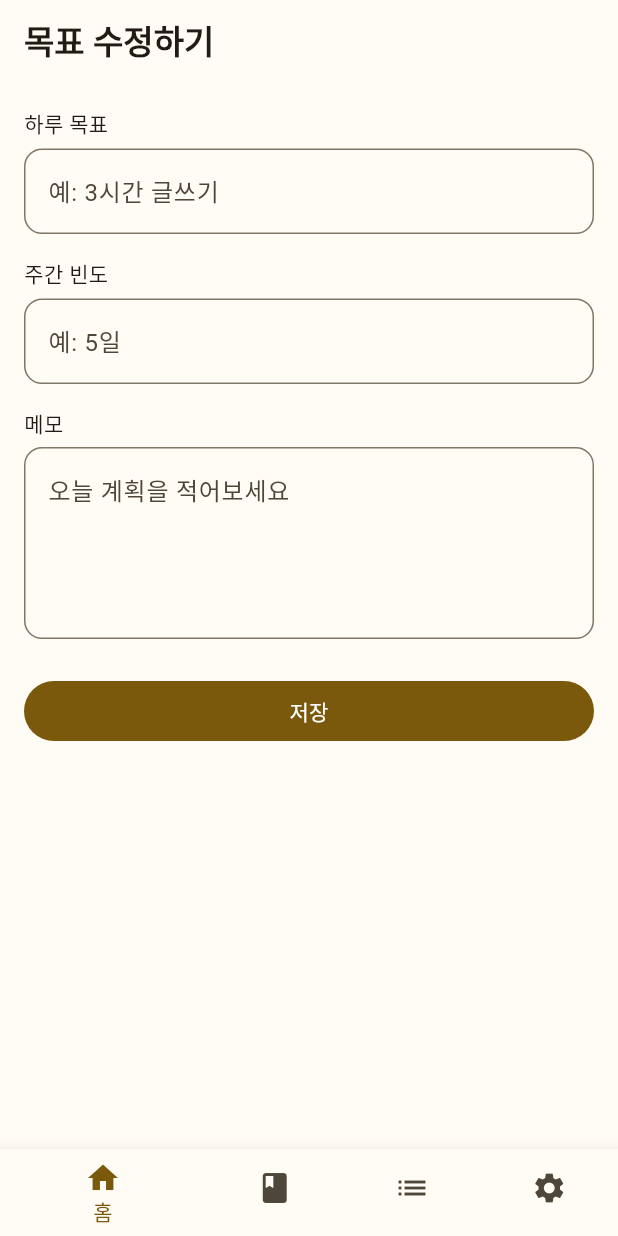
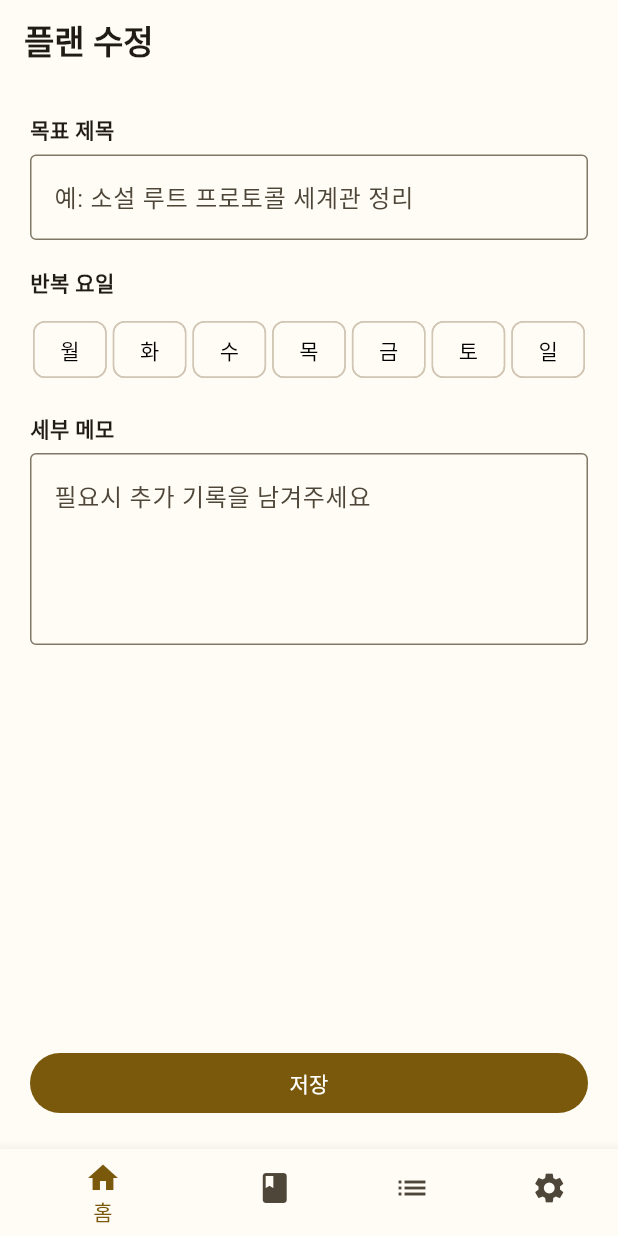
Before and after one commit to elpo94/elpo-book-project, a Flutter app: the EditPlanView screen opened by its route, on a phone screen of 412 x 824 dp. Run offline on Flutter 3.47's test engine with Material 3 defaults, Android fonts, the phone set to English and light mode, and no system bars; our stand-ins replace go_router; Roboto replaces fonts that are missing (AritaBuri, Pretendard).

Commit message:
edit fix

```diff
--- a/lib/views/home/edit_plan_view.dart
+++ b/lib/views/home/edit_plan_view.dart
@@ -1,62 +1,112 @@
 import 'package:flutter/material.dart';
 
-class EditPlanView extends StatelessWidget {
+class EditPlanView extends StatefulWidget {
   const EditPlanView({super.key});
+
+  @override
+  State<EditPlanView> createState() => _EditPlanViewState();
+}
+
+class _EditPlanViewState extends State<EditPlanView> {
+  final TextEditingController titleController = TextEditingController();
+  final TextEditingController memoController = TextEditingController();
+
+  /// 요일 선택 상태
+  List<bool> selected = List.generate(7, (_) => false);
+
+  final List<String> days = ["월","화","수","목","금","토","일"];
 
   @override
   Widget build(BuildContext context) {
     return Scaffold(
-      appBar: AppBar(title: const Text("목표 수정하기")),
+      appBar: AppBar(
+        title: const Text("플랜 수정"),
+      ),
       body: Padding(
-        padding: const EdgeInsets.all(16),
-        child: ListView(
+        padding: const EdgeInsets.all(20),
+        child: Column(
+          crossAxisAlignment: CrossAxisAlignment.start,
           children: [
-            const Text("하루 목표"),
+
+            /// 제목
+            const Text(
+              "목표 제목",
+              style: TextStyle(fontWeight: FontWeight.bold),
+            ),
             const SizedBox(height: 6),
+
             TextField(
-              decoration: InputDecoration(
-                hintText: "예: 3시간 글쓰기",
-                border: OutlineInputBorder(
-                  borderRadius: BorderRadius.circular(12),
-                ),
+              controller: titleController,
+              decoration: const InputDecoration(
+                hintText: "예: 소설 루트 프로토콜 세계관 정리",
+                border: OutlineInputBorder(),
               ),
             ),
 
-            const SizedBox(height: 16),
+            const SizedBox(height: 18),
 
-            const Text("주간 빈도"),
+            /// 요일 선택
+            const Text(
+              "반복 요일",
+              style: TextStyle(fontWeight: FontWeight.bold),
+            ),
+            const SizedBox(height: 10),
+
+            Row(
+              children: List.generate(7, (index) {
+                return Expanded(
+                  child: Padding(
+                    padding: const EdgeInsets.symmetric(horizontal: 2),
+                    child: ChoiceChip(
+                      label: Center(child: Text(days[index])),
+                      selected: selected[index],
+                      onSelected: (_) {
+                        setState(() {
+                          selected[index] = !selected[index];
+                        });
+                      },
+                      selectedColor: Theme.of(context).colorScheme.primary,
+                      labelStyle: TextStyle(
+                        color: selected[index]
+                            ? Colors.white
+                            : Colors.black,
+                      ),
+                    ),
+                  ),
+                );
+              }),
+            ),
+
+            const SizedBox(height: 18),
+
+            /// 메모
+            const Text(
+              "세부 메모",
+              style: TextStyle(fontWeight: FontWeight.bold),
+            ),
             const SizedBox(height: 6),
+
             TextField(
-              decoration: InputDecoration(
-                hintText: "예: 5일",
-                border: OutlineInputBorder(
-                  borderRadius: BorderRadius.circular(12),
-                ),
+              controller: memoController,
+              maxLines: 4,
+              decoration: const InputDecoration(
+                hintText: "필요시 추가 기록을 남겨주세요",
+                border: OutlineInputBorder(),
               ),
             ),
 
-            const SizedBox(height: 16),
+            const Spacer(),
 
-            const Text("메모"),
-            const SizedBox(height: 6),
-            TextField(
-              maxLines: 4,
-              decoration: InputDecoration(
-                hintText: "오늘 계획을 적어보세요",
-                border: OutlineInputBorder(
-                  borderRadius: BorderRadius.circular(12),
-                ),
+            /// 저장 버튼
+            SizedBox(
+              width: double.infinity,
+              child: FilledButton(
+                onPressed: () {
+                  Navigator.pop(context);
+                },
+                child: const Text("저장"),
               ),
             ),
-
-            const SizedBox(height: 24),
-
-            FilledButton(
-              onPressed: () {
-                Navigator.pop(context);
-              },
-              child: const Text("저장"),
-            )
           ],
         ),
       ),
```
Also changed, not shown: lib/views/home/widgets/today_plan_card.dart (+48 -8 lines), lib/views/home/widgets/weekly_day_selector.dart (added, +21 -0 lines), lib/views/home/widgets/weekly_progress.dart (added).
